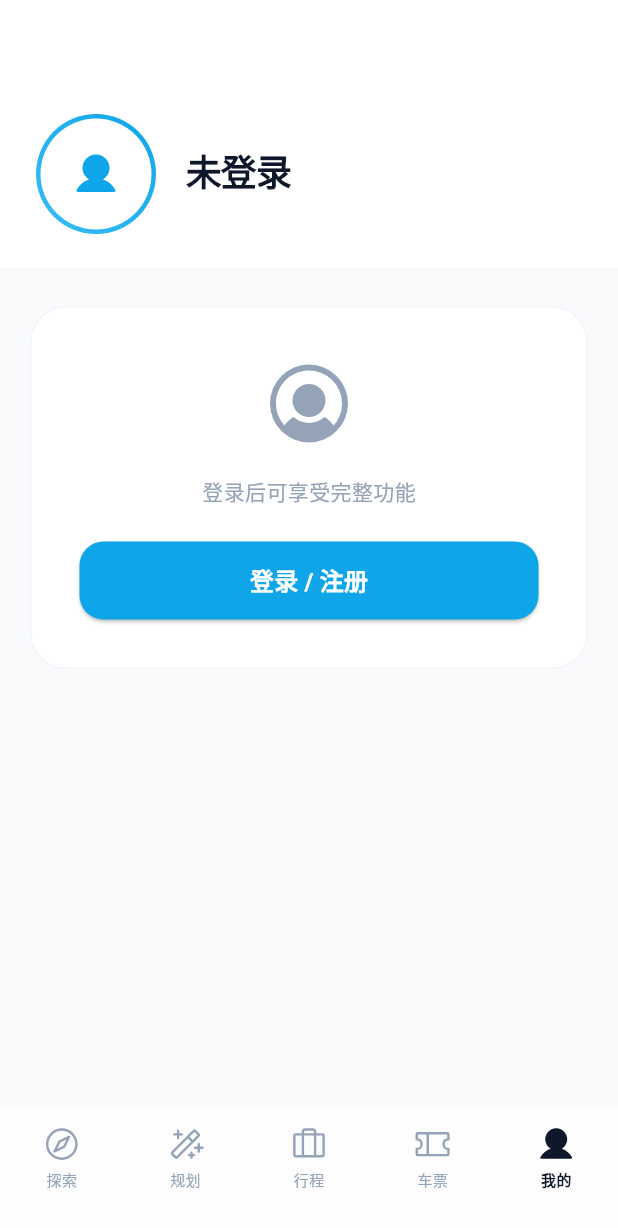
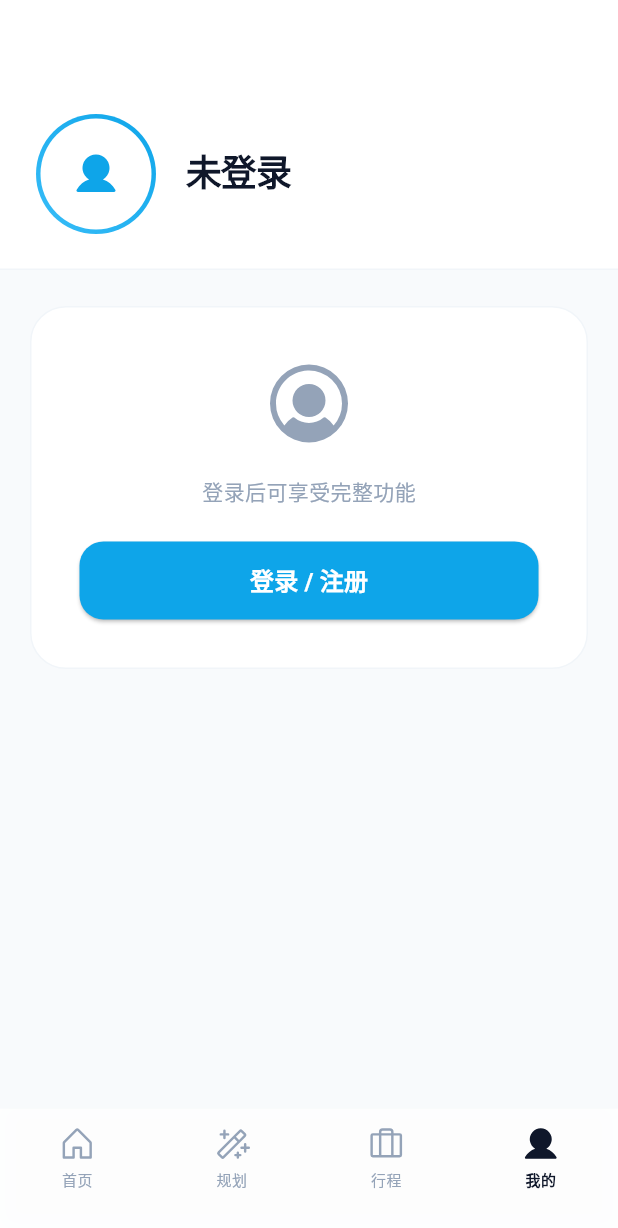
Before and after one commit to chilleyes/flipearth_app, a Flutter app: the screen it shows after launch, after a tap on "先逛逛", after a tap on "我的", on a phone screen of 412 x 824 dp. Shown: the top 1228 px of the screen. Run offline on Flutter 3.47's test engine with Material 3 defaults, Android fonts, the phone set to English and light mode, and no system bars; drawn by our look-alikes of flutter_animate; our stand-ins replace cached_network_image, confetti, dio, flutter_secure_storage, google_fonts, phosphor_flutter and 1 more; accounts and stored records are empty; generated files the repository leaves out were written again; network calls fail.

Commit message:
refactor: 底部导航栏从 5 Tab 缩减为 4 Tab (Home/Plan/Trips/My)
- 删除 Explore 和 Tickets Tab，保留 Glassmorphism 设计风格
- Plan Tab 保持在中间位置（index 1）
- 新建 HomePage 占位页面
- 更新 GlassBottomNavBar 为 4 项导航
- 更新 NavigationRail 宽屏适配

Made-with: Cursor

```diff
--- a/lib/core/widgets/glass_bottom_nav.dart
+++ b/lib/core/widgets/glass_bottom_nav.dart
@@ -20,7 +20,7 @@ class GlassBottomNavBar extends StatelessWidget {
       child: BackdropFilter(
         filter: ImageFilter.blur(sigmaX: 20, sigmaY: 20),
         child: Container(
-          height: 85, // Account for iOS home indicator
+          height: 85,
           padding: const EdgeInsets.only(bottom: 20),
           decoration: BoxDecoration(
             color: Colors.white.withOpacity(0.85),
@@ -42,9 +42,9 @@ class GlassBottomNavBar extends StatelessWidget {
             mainAxisAlignment: MainAxisAlignment.spaceAround,
             children: [
               _NavBarItem(
-                icon: PhosphorIcons.compass(),
-                activeIcon: PhosphorIcons.compass(PhosphorIconsStyle.fill),
-                label: '探索',
+                icon: PhosphorIcons.house(),
+                activeIcon: PhosphorIcons.house(PhosphorIconsStyle.fill),
+                label: '首页',
                 isSelected: currentIndex == 0,
                 onTap: () => onTabSelected(0),
               ),
@@ -63,18 +63,11 @@ class GlassBottomNavBar extends StatelessWidget {
                 onTap: () => onTabSelected(2),
               ),
               _NavBarItem(
-                icon: PhosphorIcons.ticket(),
-                activeIcon: PhosphorIcons.ticket(PhosphorIconsStyle.fill),
-                label: '车票',
-                isSelected: currentIndex == 3,
-                onTap: () => onTabSelected(3),
-              ),
-              _NavBarItem(
                 icon: PhosphorIcons.user(),
                 activeIcon: PhosphorIcons.user(PhosphorIconsStyle.fill),
                 label: '我的',
-                isSelected: currentIndex == 4,
-                onTap: () => onTabSelected(4),
+                isSelected: currentIndex == 3,
+                onTap: () => onTabSelected(3),
               ),
             ],
           ),
@@ -116,10 +109,10 @@ class _NavBarItem extends StatelessWidget {
                   color: color,
                   size: 26,
                 ).animate(key: ValueKey('active_$label')).scale(
-                      duration: 500.ms,
-                      curve: Curves.elasticOut,
-                      begin: const Offset(0.5, 0.5),
-                    )
+                    duration: 500.ms,
+                    curve: Curves.elasticOut,
+                    begin: const Offset(0.5, 0.5),
+                  )
               : Icon(
                   icon,
                   color: color,
--- /dev/null
+++ b/lib/features/home/home_page.dart
@@ -0,0 +1,31 @@
+import 'package:flutter/material.dart';
+import '../../core/theme/app_colors.dart';
+import '../../core/theme/app_text_styles.dart';
+
+class HomePage extends StatelessWidget {
+  const HomePage({super.key});
+
+  @override
+  Widget build(BuildContext context) {
+    return Scaffold(
+      backgroundColor: context.colors.background,
+      body: SafeArea(
+        child: Center(
+          child: Column(
+            mainAxisAlignment: MainAxisAlignment.center,
+            children: [
+              Icon(Icons.home_rounded, size: 64, color: context.colors.brandBlue),
+              const SizedBox(height: 16),
+              Text('Home', style: context.textStyles.h2),
+              const SizedBox(height: 8),
+              Text(
+                'V1 首页即将上线',
+                style: context.textStyles.bodyMedium.copyWith(color: context.colors.textMuted),
+              ),
+            ],
+          ),
+        ),
+      ),
+    );
+  }
+}
--- a/lib/features/layout/main_layout.dart
+++ b/lib/features/layout/main_layout.dart
@@ -1,9 +1,8 @@
 import 'package:flutter/material.dart';
 import '../../core/widgets/glass_bottom_nav.dart';
+import '../home/home_page.dart';
 import '../planner/planner_page.dart';
-import '../explore/explore_page.dart';
 import '../trips/my_trips_page.dart';
-import '../tickets/my_tickets_page.dart';
 import '../profile/profile_page.dart';
 import '../../core/theme/app_colors.dart';
 
@@ -15,15 +14,13 @@ class MainLayout extends StatefulWidget {
 }
 
 class _MainLayoutState extends State<MainLayout> {
-  int _currentIndex = 1; // Default to Planner
+  int _currentIndex = 0;
 
-  // Dummy pages for now, later we will replace with actual feature pages
   final List<Widget> _pages = [
-    const ExplorePage(), // <-- Explore Page hooked up
-    const PlannerPage(), // <-- The new Hero Planner Page
-    const MyTripsPage(), // <-- My Trips Page hooked up
-    const MyTicketsPage(), // <-- My Tickets Page hooked up
-    const ProfilePage(),  // <-- Profile Page hooked up
+    const HomePage(),
+    const PlannerPage(),
+    const MyTripsPage(),
+    const ProfilePage(),
   ];
 
   void _onTabTapped(int index) {
@@ -37,7 +34,7 @@ class _MainLayoutState extends State<MainLayout> {
     final bool isWideScreen = MediaQuery.of(context).size.width > 600;
 
     return Scaffold(
-      extendBody: true, // This is crucial for the Glass Nav to overlap the content
+      extendBody: true,
       body: isWideScreen
           ? Row(
               children: [
@@ -49,10 +46,9 @@ class _MainLayoutState extends State<MainLayout> {
                   selectedIconTheme: IconThemeData(color: context.colors.brandBlue),
                   unselectedIconTheme: IconThemeData(color: context.colors.textMuted),
                   destinations: const [
-                  NavigationRailDestination(icon: Icon(Icons.explore_outlined), selectedIcon: Icon(Icons.explore), label: Text('探索')),
-                  NavigationRailDestination(icon: Icon(Icons.train_outlined), selectedIcon: Icon(Icons.train), label: Text('行程定')),
-                  NavigationRailDestination(icon: Icon(Icons.map_outlined), selectedIcon: Icon(Icons.map), label: Text('我的行程')),
-                  NavigationRailDestination(icon: Icon(Icons.receipt_long_outlined), selectedIcon: Icon(Icons.receipt_long), label: Text('我的车票')),
+                    NavigationRailDestination(icon: Icon(Icons.home_outlined), selectedIcon: Icon(Icons.home), label: Text('首页')),
+                    NavigationRailDestination(icon: Icon(Icons.auto_awesome_outlined), selectedIcon: Icon(Icons.auto_awesome), label: Text('规划')),
+                    NavigationRailDestination(icon: Icon(Icons.luggage_outlined), selectedIcon: Icon(Icons.luggage), label: Text('行程')),
                     NavigationRailDestination(icon: Icon(Icons.person_outline), selectedIcon: Icon(Icons.person), label: Text('我的')),
                   ],
                 ),
@@ -68,7 +64,9 @@ class _MainLayoutState extends State<MainLayout> {
               index: _currentIndex,
               children: _pages,
             ),
-      bottomNavigationBar: isWideScreen ? null : GlassBottomNavBar(
+      bottomNavigationBar: isWideScreen
+          ? null
+          : GlassBottomNavBar(
               currentIndex: _currentIndex,
               onTabSelected: _onTabTapped,
             ),
```
Lines whose indentation alone changed are shown as unchanged.
